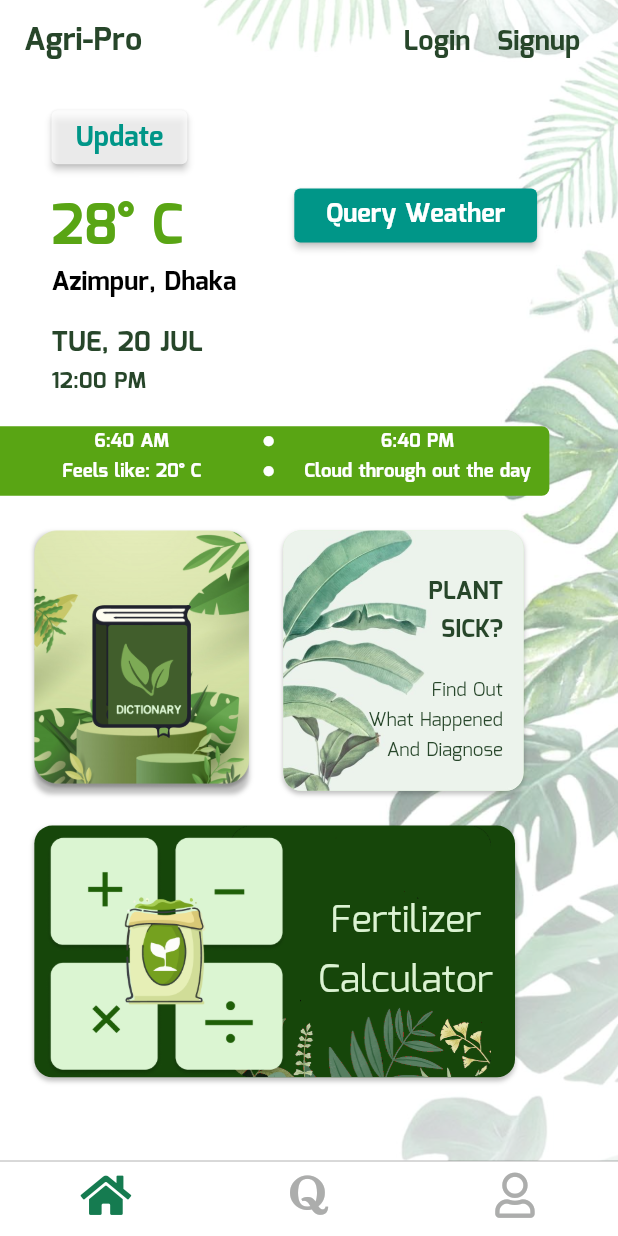
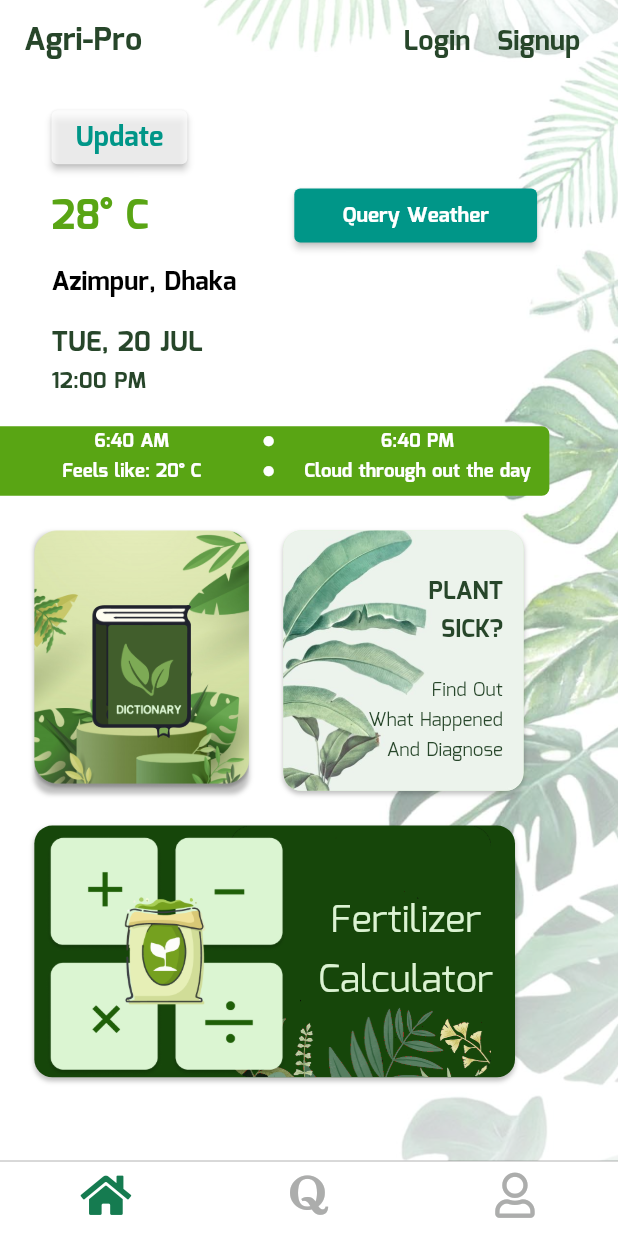
Before and after one commit to MdAkramKhanJehad/SPL_2, a Flutter app: the screen it shows after launch, after a tap on "Update", on a phone screen of 412 x 824 dp. Run offline on Flutter 3.47's test engine with Material 2 defaults, Android fonts, the phone set to English and light mode, and no system bars; our stand-ins replace carousel_slider, cloud_firestore, file_picker, firebase_auth, firebase_core, firebase_storage and 10 more; missing offline and left inert: crypt; accounts and stored records are empty; network calls fail.

Commit message:
Home page tempareture and otp page overflow design issue solved

```diff
--- a/lib/login_signup/otp_page.dart
+++ b/lib/login_signup/otp_page.dart
@@ -126,7 +126,8 @@ class _OTPPageState extends State<OTPPage> {
           //title:
 
         ),
-        body: Container(
+        body: SingleChildScrollView(
+          child: Container(
             height: height,
             width: width,//,vertical: 50*heightMultiplier
             margin: EdgeInsets.only(left: 30*widthMultiplier,right: 30*widthMultiplier,bottom: 50*heightMultiplier),
@@ -179,6 +180,7 @@ class _OTPPageState extends State<OTPPage> {
 
               ],
             ) ,
+          ),
         )
     );
   }
--- a/lib/navbar_items/home_page/home_page.dart
+++ b/lib/navbar_items/home_page/home_page.dart
@@ -54,7 +54,7 @@ class _HomePageState extends State<HomePage> {
       comment_on_weather= _data[0].weatherDescription.toString();
       feelsLike = _data[0].tempFeelsLike.toString().split(" ")[0];
     });
-    print(_data[0]);
+    // print(_data[0]);
   }
 
   @override
@@ -135,7 +135,7 @@ class _HomePageState extends State<HomePage> {
                             children: [
                               Expanded(
                                   flex: 3,
-                                  child: Text("$temperature$degree C",style: TextStyle(color: sharedObjectsGlobal.limeGreen,fontWeight: FontWeight.bold, fontFamily: "Mina",fontSize: 32*widthMultiplier))
+                                  child: Text("$temperature$degree C",style: TextStyle(color: sharedObjectsGlobal.limeGreen,fontWeight: FontWeight.bold, fontFamily: "Mina",fontSize: 27))
                               ),
                               Expanded(
                                 flex: 3,
@@ -144,7 +144,7 @@ class _HomePageState extends State<HomePage> {
                                     style: ButtonStyle(
                                       backgroundColor: MaterialStateProperty.all<Color>(Colors.teal)
                                     ),
-                                    child: Text("Query Weather", style: TextStyle(fontSize: 15*widthMultiplier, fontWeight: FontWeight.bold),),
+                                    child: Text("Query Weather", style: TextStyle(fontSize: 14, fontWeight: FontWeight.bold),),
                                     onPressed: () {
                                       Navigator.push(
                                         context, MaterialPageRoute(builder: (context) => WeatherForecast()));
```
Lines whose indentation alone changed are shown as unchanged.
